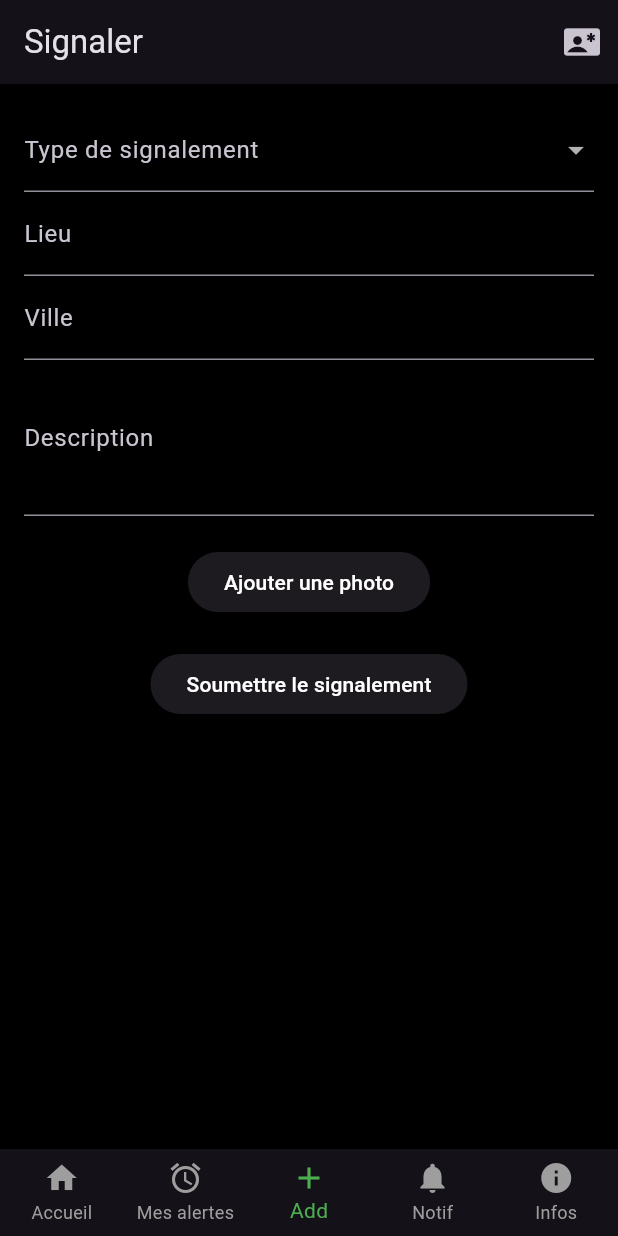
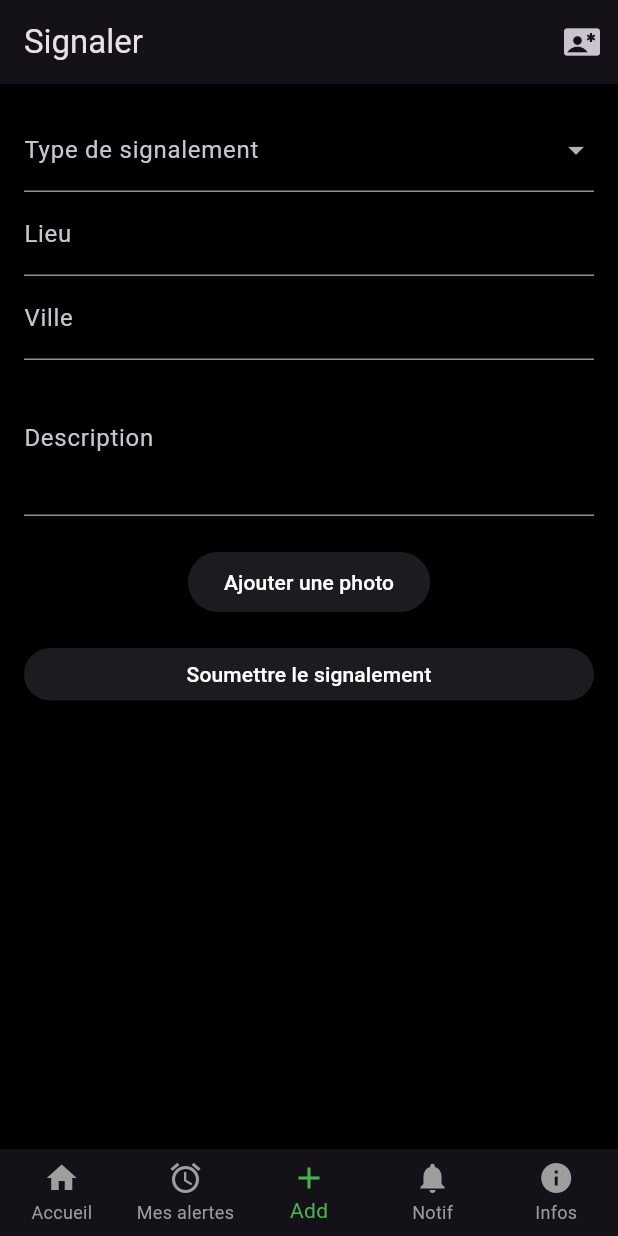
Before and after one commit to Jospin6/huduma, a Flutter app: the MyApp screen opened directly, item 3 of the bottom bar chosen, on a phone screen of 412 x 824 dp. Run offline on Flutter 3.47's test engine with Material 3 defaults, Android fonts, the phone set to English and light mode, and no system bars; our stand-ins replace cloud_firestore, firebase_auth, firebase_core, firebase_storage, geolocator, google_maps_flutter and 2 more; missing offline and left inert: flutter_sms; accounts and stored records are empty.

Commit message:
Add width full to elevated btn

```diff
--- a/lib/screens/auth/signin.dart
+++ b/lib/screens/auth/signin.dart
@@ -127,13 +127,17 @@ class _SignInState extends State<SignIn> {
                 },
               ),
               const SizedBox(height: 20),
-              ElevatedButton(
+              SizedBox(
+                width: MediaQuery.of(context).size.width,
+                height: 35,
+                child: ElevatedButton(
                   onPressed: () {
                     if (_formKey.currentState!.validate()) {
                       _registerUser(); // Appeler la méthode d'enregistrement
                     }
                   },
                   child: const Text('Continuer', style: TextStyle(color: Colors.white),),
+                ),
               ),
             ],
           ),
--- a/lib/screens/contactsPage.dart
+++ b/lib/screens/contactsPage.dart
@@ -62,7 +62,7 @@ class _ContactsPageState extends State<ContactsPage> {
       builder: (BuildContext context) {
         return AlertDialog(
           shape: RoundedRectangleBorder(borderRadius: BorderRadius.circular(20)),
-          backgroundColor: Colors.black,
+          backgroundColor: const Color.fromARGB(255, 26, 24, 24),
           elevation: 5,
           title: const Text('Ajouter un Contact', style: TextStyle(color: Colors.white),),
           content: Column(
--- a/lib/screens/signalerPage.dart
+++ b/lib/screens/signalerPage.dart
@@ -27,7 +27,8 @@ class _SignalerPageState extends State<SignalerPage> {
   }
 
   Future<void> _loadUserUID() async {
-    userUID = await UserPreferences.getUserUID(); // Utiliser la classe utilitaire
+    userUID =
+        await UserPreferences.getUserUID(); // Utiliser la classe utilitaire
     setState(() {});
   }
 
@@ -59,7 +60,8 @@ class _SignalerPageState extends State<SignalerPage> {
           'lieu': lieu,
           'ville': ville,
           'description': description,
-          'photo': photo?.path, // Vous pouvez stocker le chemin de la photo ou l'URL après l'avoir téléchargée
+          'photo': photo
+              ?.path, // Vous pouvez stocker le chemin de la photo ou l'URL après l'avoir téléchargée
           'timestamp': FieldValue.serverTimestamp(), // Ajouter un timestamp
         });
 
@@ -104,12 +106,16 @@ class _SignalerPageState extends State<SignalerPage> {
         child: Column(
           children: [
             DropdownButtonFormField<String>(
-              decoration: const InputDecoration(labelText: 'Type de signalement'),
+              decoration:
+                  const InputDecoration(labelText: 'Type de signalement'),
               value: signalementType,
               items: signalementTypes.map((String type) {
                 return DropdownMenuItem<String>(
                   value: type,
-                  child: Text(type, style: const TextStyle(color: Colors.white),),
+                  child: Text(
+                    type,
+                    style: const TextStyle(color: Colors.white),
+                  ),
                 );
               }).toList(),
               onChanged: (String? newValue) {
@@ -170,15 +176,31 @@ class _SignalerPageState extends State<SignalerPage> {
             const SizedBox(height: 20),
             ElevatedButton(
               onPressed: _pickImage,
-              child: const Text('Ajouter une photo', style: TextStyle(color: Colors.white),),
+              child: const Text(
+                'Ajouter une photo',
+                style: TextStyle(color: Colors.white),
+              ),
             ),
-            if (photo != null) Text('Photo sélectionnée: ${photo!.name}', style: const TextStyle(color: Colors.white),),
+            if (photo != null)
+              Text(
+                'Photo sélectionnée: ${photo!.name}',
+                style: const TextStyle(color: Colors.white),
+              ),
             const SizedBox(height: 20),
-            ElevatedButton(
-              onPressed: isLoading ? null : _submitForm, // Désactiver le bouton pendant le chargement
-              child: isLoading
-                  ? const CircularProgressIndicator() // Indicateur de chargement sur le bouton
-                  : const Text('Soumettre le signalement', style: TextStyle(color: Colors.white),),
+            SizedBox(
+              width: MediaQuery.of(context).size.width,
+              height: 35,
+              child: ElevatedButton(
+                onPressed: isLoading
+                    ? null
+                    : _submitForm, // Désactiver le bouton pendant le chargement
+                child: isLoading
+                    ? const CircularProgressIndicator() // Indicateur de chargement sur le bouton
+                    : const Text(
+                        'Soumettre le signalement',
+                        style: TextStyle(color: Colors.white),
+                      ),
+              ),
             ),
           ],
         ),
```
Also changed, not shown: lib/screens/auth/userInfos.dart (+7 -3 lines), lib/screens/gesteDeProtectionForm.dart (+38 -10 lines). Lines whose indentation alone changed are shown as unchanged.
